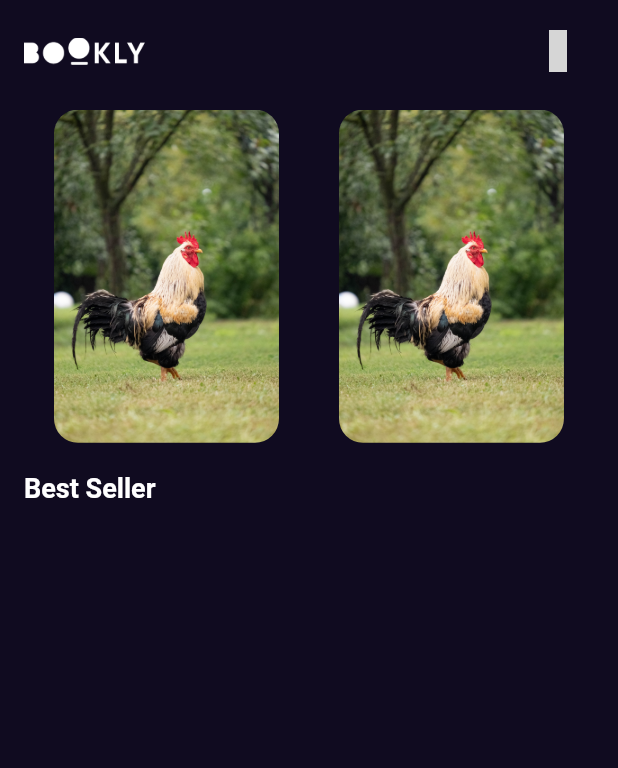
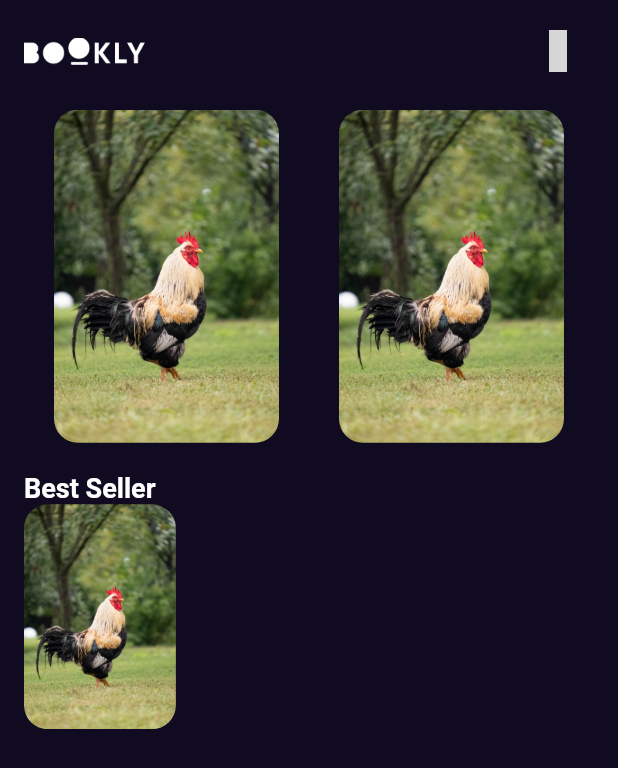
Before and after one commit to MoAli1Ra23/my_bookly, a Flutter app: the screen it shows after launch, on a phone screen of 412 x 824 dp. Shown: the top 768 px of the screen. Run offline on Flutter 3.47's test engine with Material 2 defaults, Android fonts, the phone set to English and light mode, and no system bars; our stand-ins replace get, google_fonts; missing offline and left inert: font_awesome_icon_class; grey boxes are pictures that could not be loaded.

```diff
--- a/lib/Features/home/persentation/widgets/home_view_body.dart
+++ b/lib/Features/home/persentation/widgets/home_view_body.dart
@@ -1,5 +1,6 @@
 import 'package:flutter/material.dart';
 
+import '../../../../core/utils/assets.dart';
 import '../../../../core/utils/styles.dart';
 import 'custom_appbar.dart';
 import 'featured_list_view.dart';
@@ -10,22 +11,51 @@ class HomeViewBody extends StatelessWidget {
   @override
   Widget build(BuildContext context) {
     return const SafeArea(
-
       child: Padding(
-        padding: EdgeInsets.only(left:16.0),
+        padding: EdgeInsets.only(left: 16.0),
         child: Column(
-           crossAxisAlignment: CrossAxisAlignment.start,
+          crossAxisAlignment: CrossAxisAlignment.start,
           children: [
             CustomAppBar(),
             FeatureListView(),
-            SizedBox(height: 10,),
+            SizedBox(
+              height: 10,
+            ),
             Text(
-            "Best Seller",
-            style: Styles.titleMedium,
-            )
+              "Best Seller",
+              style: Styles.titleMedium,
+            ),
+            BestSallerListVeiwItem(),
           ],
         ),
       ),
     );
   }
 }
+
+class BestSallerListVeiwItem extends StatelessWidget {
+  const BestSallerListVeiwItem({super.key});
+
+  @override
+  Widget build(BuildContext context) {
+    return SizedBox(
+      height: 150,
+      child: Row(
+        children: [
+          AspectRatio(
+            aspectRatio: 2.7 / 4,
+            child: Container(
+              decoration: BoxDecoration(
+                borderRadius: BorderRadius.circular(16),
+                image: const DecorationImage(
+                  fit: BoxFit.fill,
+                  image: AssetImage(AssetsData.test),
+                ),
+              ),
+            ),
+          ),
+        ],
+      ),
+    );
+  }
+}
```
